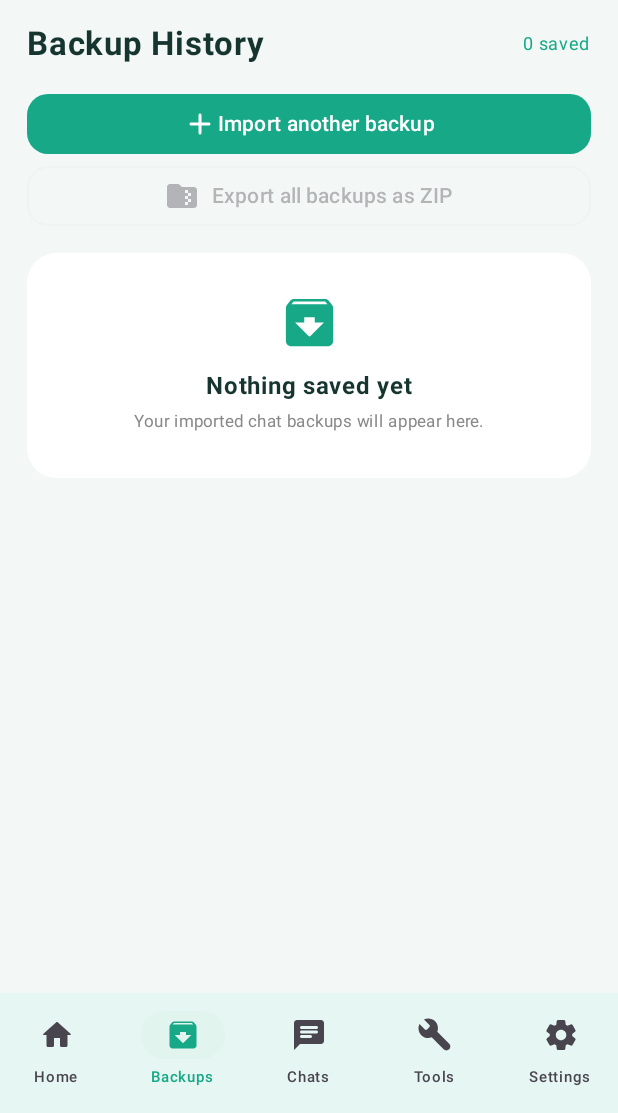
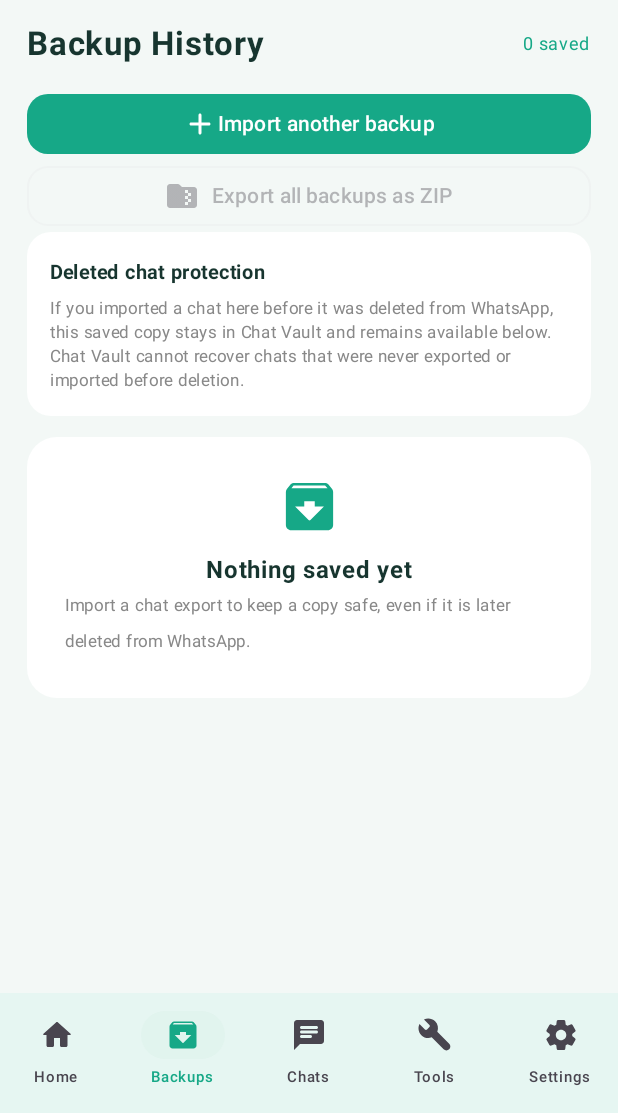
Before and after one commit to shanpalia/Chat-Vault, an Android app built with Jetpack Compose: the screen it shows after launch (MainActivity), item 2 of the bottom bar chosen, on a phone screen of 412 x 824 dp, the part 123-1236 px from its top. Run offline under Robolectric (Android 15) with nearby library versions, the phone set to English and light mode, and no system bars; pictures from the network do not load.

Commit message:
Explain protection of previously imported deleted chats

```diff
--- a/app/src/main/java/com/shanpalia/chatvault/MainActivity.kt
+++ b/app/src/main/java/com/shanpalia/chatvault/MainActivity.kt
@@ -320,8 +320,9 @@ private fun BackupScreen(modifier: Modifier, backups: List<File>, onImport: () -
         }
         Button(onClick = onImport, modifier = Modifier.fillMaxWidth(), shape = RoundedCornerShape(14.dp)) { Icon(Icons.Rounded.Add, null); Text("Import another backup") }
         OutlinedButton(onClick = onExport, enabled = backups.isNotEmpty(), modifier = Modifier.fillMaxWidth(), shape = RoundedCornerShape(14.dp)) { Icon(Icons.Rounded.FolderZip, null); Spacer(Modifier.width(8.dp)); Text("Export all backups as ZIP") }
+        InfoNote("Deleted chat protection", "If you imported a chat here before it was deleted from WhatsApp, this saved copy stays in Chat Vault and remains available below. Chat Vault cannot recover chats that were never exported or imported before deletion.")
         Spacer(Modifier.height(14.dp))
-        if (backups.isEmpty()) EmptyState("Nothing saved yet", "Your imported chat backups will appear here.", Icons.Rounded.Archive)
+        if (backups.isEmpty()) EmptyState("Nothing saved yet", "Import a chat export to keep a copy safe, even if it is later deleted from WhatsApp.", Icons.Rounded.Archive)
         else LazyColumn(verticalArrangement = Arrangement.spacedBy(10.dp)) { items(backups, key = { it.absolutePath }) { BackupRow(it) { onOpen(it) } } }
     }
 }
```
